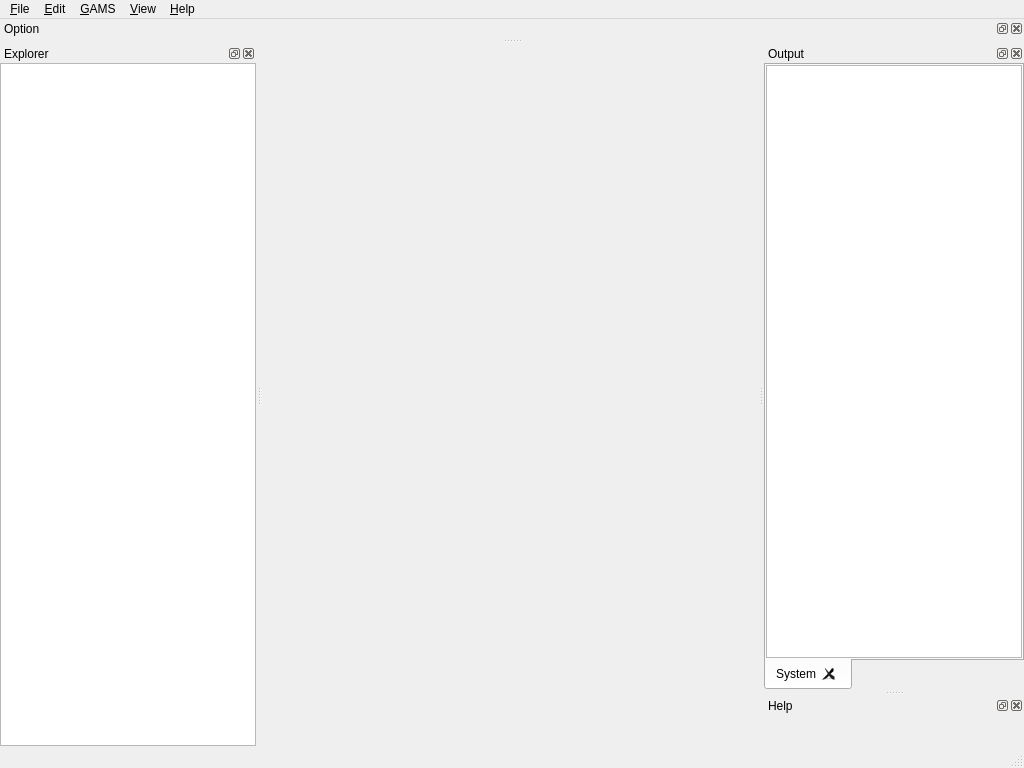
First picture: the form in src/mainwindow.ui, repository GAMS-dev/studio, before the edit.
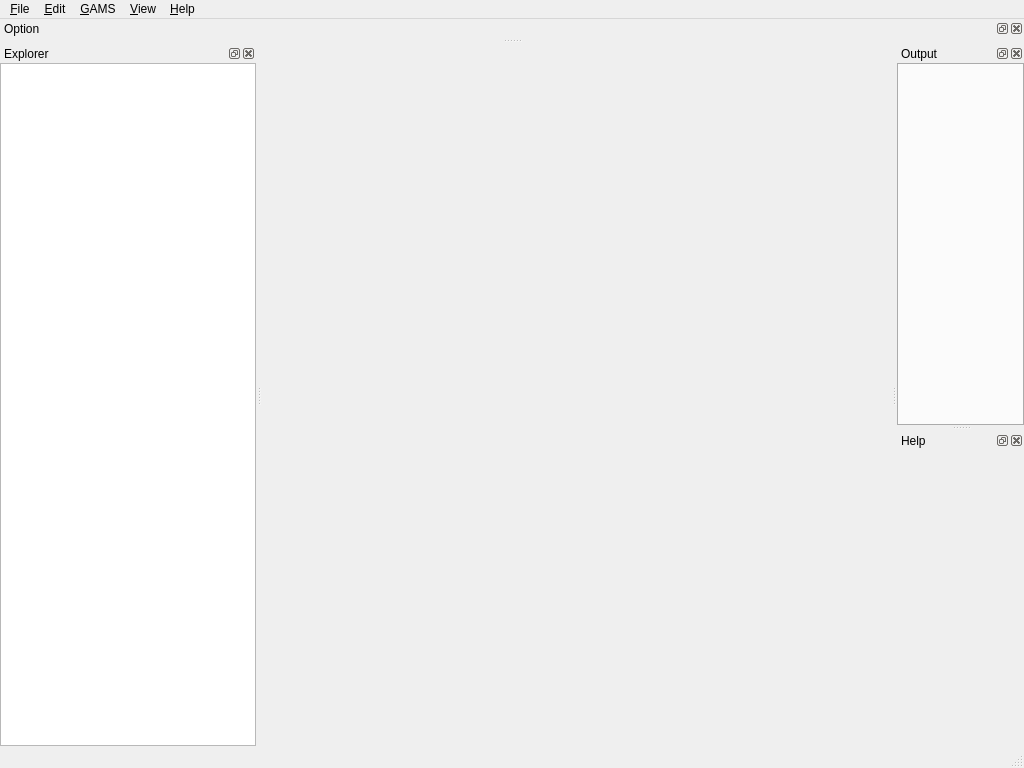
Second picture: the form after the edit. Icons and pictures are not drawn.

Commit message: replaced qplaintext system log with systemlogeditor

What changed in the file:
```diff
--- a/src/mainwindow.ui
+++ b/src/mainwindow.ui
@@ -298,41 +298,6 @@
        <property name="movable">
         <bool>true</bool>
        </property>
-       <widget class="QWidget" name="systemLog">
-        <attribute name="title">
-         <string>System</string>
-        </attribute>
-        <layout class="QVBoxLayout" name="verticalLayout">
-         <property name="spacing">
-          <number>6</number>
-         </property>
-         <property name="leftMargin">
-          <number>0</number>
-         </property>
-         <property name="topMargin">
-          <number>0</number>
-         </property>
-         <property name="rightMargin">
-          <number>0</number>
-         </property>
-         <property name="bottomMargin">
-          <number>0</number>
-         </property>
-         <item>
-          <widget class="QPlainTextEdit" name="systemLogView">
-           <property name="mouseTracking">
-            <bool>true</bool>
-           </property>
-           <property name="readOnly">
-            <bool>true</bool>
-           </property>
-           <property name="textInteractionFlags">
-            <set>Qt::TextSelectableByKeyboard|Qt::TextSelectableByMouse</set>
-           </property>
-          </widget>
-         </item>
-        </layout>
-       </widget>
       </widget>
      </item>
     </layout>
```
Left out of the diff: 2 changed lines with no effect on the pictures. The commit also changes 8 other files.
